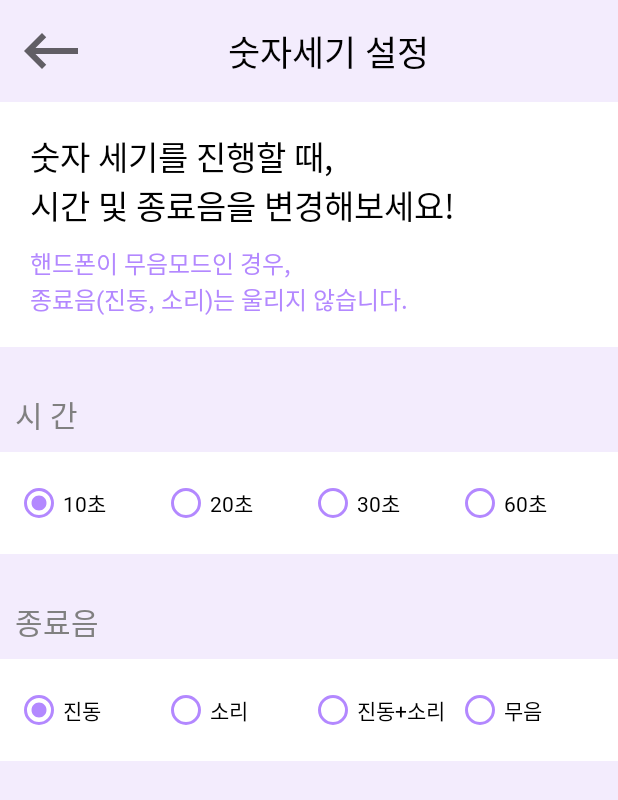
After one commit to Tussle0410/AngryControl, an Android app: the layout setting_count_layout.xml on its own in the app's theme, with its tools: preview values and no code run, on a phone screen of 412 x 824 dp. The commit adds this screen. Shown: the top 800 px of the screen. Run offline under Robolectric (Android 15) with nearby library versions, the phone set to English and light mode, and no system bars.

Commit message:
Setting Layout Update

```diff
--- a/app/build.gradle
+++ b/app/build.gradle
@@ -1,6 +1,7 @@
 plugins {
     id 'com.android.application'
     id 'org.jetbrains.kotlin.android'
+    id 'kotlin-kapt'
 }
 
 android {
@@ -55,6 +56,9 @@ dependencies {
     implementation 'com.github.kizitonwose:CalendarView:1.1.0'
     //MpAndroidChart Dependencies
     implementation 'com.github.PhilJay:MPAndroidChart:v3.1.0'
+    //RoomDB Dependencies
+    implementation "androidx.room:room-runtime:2.4.3"
+    kapt "androidx.room:room-compiler:2.4.3"
     testImplementation 'junit:junit:4.13.2'
     androidTestImplementation 'androidx.test.ext:junit:1.1.3'
     androidTestImplementation 'androidx.test.espresso:espresso-core:3.4.0'
--- /dev/null
+++ b/app/src/main/kotlin/com/tussle/angrycontrol/viewmodel/SettingBackUpViewModel.kt
@@ -0,0 +1,6 @@
+package com.tussle.angrycontrol.viewmodel
+
+import androidx.lifecycle.ViewModel
+
+class SettingBackUpViewModel : ViewModel() {
+}
--- /dev/null
+++ b/app/src/main/kotlin/com/tussle/angrycontrol/viewmodel/SettingCountViewModel.kt
@@ -0,0 +1,6 @@
+package com.tussle.angrycontrol.viewmodel
+
+import androidx.lifecycle.ViewModel
+
+class SettingCountViewModel : ViewModel() {
+}
--- /dev/null
+++ b/app/src/main/kotlin/com/tussle/angrycontrol/viewmodel/SettingDiaryViewModel.kt
@@ -0,0 +1,6 @@
+package com.tussle.angrycontrol.viewmodel
+
+import androidx.lifecycle.ViewModel
+
+class SettingDiaryViewModel : ViewModel() {
+}
--- /dev/null
+++ b/app/src/main/res/drawable/icon_back_arrow.xml
@@ -0,0 +1,12 @@
+<vector
+    xmlns:android="http://schemas.android.com/apk/res/android"
+    android:autoMirrored="true"
+    android:height="48dp"
+    android:width="48dp"
+    android:tint="?attr/colorControlNormal"
+    android:viewportHeight="24"
+    android:viewportWidth="24" >
+    <path
+        android:fillColor="@android:color/white"
+        android:pathData="M21,11H6.83l3.58,-3.59L9,6l-6,6 6,6 1.41,-1.41L6.83,13H21z"/>
+</vector>
--- /dev/null
+++ b/app/src/main/res/layout/setting_count_layout.xml
@@ -0,0 +1,191 @@
+<?xml version="1.0" encoding="utf-8"?>
+<layout
+    xmlns:app="http://schemas.android.com/apk/res-auto"
+    xmlns:android="http://schemas.android.com/apk/res/android">
+    <data>
+        <variable
+            name="viewModel"
+            type="com.tussle.angrycontrol.viewmodel.SettingCountViewModel" />
+    </data>
+    <androidx.constraintlayout.widget.ConstraintLayout
+        android:layout_width="match_parent"
+        android:layout_height="match_parent"
+        android:background="@color/main_subColor">
+
+        <ImageButton
+            android:id="@+id/imageButton"
+            android:layout_width="wrap_content"
+            android:layout_height="wrap_content"
+            android:background="@color/backgroundTransparency"
+            android:padding="10dp"
+            android:src="@drawable/icon_back_arrow"
+            app:layout_constraintStart_toStartOf="parent"
+            app:layout_constraintTop_toTopOf="parent"
+            android:contentDescription="@string/backArrowDescription"/>
+        <TextView
+            android:id="@+id/textView11"
+            android:layout_width="wrap_content"
+            android:layout_height="wrap_content"
+            android:fontFamily="@font/font_main"
+            android:text="@string/setCount"
+            android:textColor="@color/black"
+            android:textSize="23sp"
+            app:layout_constraintBottom_toBottomOf="@+id/imageButton"
+            app:layout_constraintEnd_toEndOf="parent"
+            app:layout_constraintHorizontal_bias="0.4"
+            app:layout_constraintStart_toEndOf="@+id/imageButton"
+            app:layout_constraintTop_toTopOf="@+id/imageButton" />
+
+        <LinearLayout
+            android:id="@+id/linearLayout10"
+            android:layout_width="match_parent"
+            android:layout_height="wrap_content"
+            android:background="@color/white"
+            android:orientation="vertical"
+            android:padding="20dp"
+            app:layout_constraintEnd_toEndOf="parent"
+            app:layout_constraintStart_toStartOf="parent"
+            app:layout_constraintTop_toBottomOf="@+id/imageButton">
+
+            <TextView
+                android:layout_width="wrap_content"
+                android:layout_height="wrap_content"
+                android:fontFamily="@font/font_main"
+                android:text="@string/countSettingDescription"
+                android:textColor="@color/black"
+                android:textSize="22sp" />
+
+            <TextView
+                android:layout_width="wrap_content"
+                android:layout_height="wrap_content"
+                android:layout_marginTop="10dp"
+                android:textSize="16sp"
+                android:fontFamily="@font/font_main"
+                android:text="@string/countSettingDescription2"
+                android:textColor="@color/main_color" />
+        </LinearLayout>
+
+        <TextView
+            android:id="@+id/textView15"
+            android:layout_width="wrap_content"
+            android:layout_height="wrap_content"
+            android:fontFamily="@font/font_main"
+            android:text="@string/settingTime"
+            android:textColor="@color/gray"
+            android:textSize="20sp"
+            android:layout_marginTop="20dp"
+            android:padding="10dp"
+            app:layout_constraintStart_toStartOf="parent"
+            app:layout_constraintTop_toBottomOf="@+id/linearLayout10" />
+
+        <RadioGroup
+            android:id="@+id/radioGroup"
+            android:layout_width="match_parent"
+            android:layout_height="wrap_content"
+            android:background="@color/white"
+            android:orientation="horizontal"
+            android:padding="10dp"
+            app:layout_constraintEnd_toEndOf="parent"
+            app:layout_constraintStart_toStartOf="parent"
+            app:layout_constraintTop_toBottomOf="@+id/textView15">
+
+            <RadioButton
+                android:layout_width="0dp"
+                android:layout_height="wrap_content"
+                android:layout_weight="1"
+                android:buttonTint="@color/main_color"
+                android:checked="true"
+                android:fontFamily="@font/font_main"
+                android:text="@string/settingSecond1"
+                android:textColor="@color/black" />
+
+            <RadioButton
+                android:layout_width="0dp"
+                android:layout_height="wrap_content"
+                android:layout_weight="1"
+                android:buttonTint="@color/main_color"
+                android:fontFamily="@font/font_main"
+                android:text="@string/settingSecond2"
+                android:textColor="@color/black" />
+
+            <RadioButton
+                android:layout_width="0dp"
+                android:layout_height="wrap_content"
+                android:layout_weight="1"
+                android:buttonTint="@color/main_color"
+                android:fontFamily="@font/font_main"
+                android:text="@string/settingSecond3"
+                android:textColor="@color/black" />
+
+            <RadioButton
+                android:layout_width="0dp"
+                android:layout_height="wrap_content"
+                android:layout_weight="1"
+                android:buttonTint="@color/main_color"
+                android:fontFamily="@font/font_main"
+                android:text="@string/settingSecond4"
+                android:textColor="@color/black" />
+        </RadioGroup>
+
+        <TextView
+            android:id="@+id/textView16"
+            android:layout_width="wrap_content"
+            android:layout_height="wrap_content"
+            android:layout_marginTop="20dp"
+            android:fontFamily="@font/font_main"
+            android:padding="10dp"
+            android:text="@string/settingEndSound"
+            android:textColor="@color/gray"
+            android:textSize="20sp"
+            app:layout_constraintStart_toStartOf="parent"
+            app:layout_constraintTop_toBottomOf="@+id/radioGroup" />
+
+        <RadioGroup
+            android:layout_width="match_parent"
+            android:layout_height="wrap_content"
+            android:background="@color/white"
+            android:orientation="horizontal"
+            android:padding="10dp"
+            app:layout_constraintEnd_toEndOf="parent"
+            app:layout_constraintStart_toStartOf="parent"
+            app:layout_constraintTop_toBottomOf="@+id/textView16">
+
+            <RadioButton
+                android:layout_width="0dp"
+                android:layout_height="wrap_content"
+                android:layout_weight="1"
+                android:buttonTint="@color/main_color"
+                android:checked="true"
+                android:fontFamily="@font/font_main"
+                android:text="@string/settingVibration"
+                android:textColor="@color/black" />
+
+            <RadioButton
+                android:layout_width="0dp"
+                android:layout_height="wrap_content"
+                android:layout_weight="1"
+                android:buttonTint="@color/main_color"
+                android:fontFamily="@font/font_main"
+                android:text="@string/settingSound"
+                android:textColor="@color/black" />
+
+            <RadioButton
+                android:layout_width="0dp"
+                android:layout_height="wrap_content"
+                android:layout_weight="1"
+                android:buttonTint="@color/main_color"
+                android:fontFamily="@font/font_main"
+                android:text="@string/settingSoundAndVibration"
+                android:textColor="@color/black" />
+
+            <RadioButton
+                android:layout_width="0dp"
+                android:layout_height="wrap_content"
+                android:layout_weight="1"
+                android:buttonTint="@color/main_color"
+                android:fontFamily="@font/font_main"
+                android:text="@string/settingSilence"
+                android:textColor="@color/black" />
+        </RadioGroup>
+    </androidx.constraintlayout.widget.ConstraintLayout>
+</layout>
--- a/app/src/main/res/values/strings.xml
+++ b/app/src/main/res/values/strings.xml
@@ -36,6 +36,26 @@
     <string name="feedBack">피드백</string>
     <string name="inquiry">문의하기</string>
     <string name="nextArrowDescription">해당 설정가기 표시</string>
+    <string name="backArrowDescription">뒤로가기 표시</string>
+    <string name="backUpHint">작성된 일기 및 분노한 횟수등을 내부 저장소에\n 백업 및 복원할 수 있습니다.</string>
+    <string name="dataBackup">데이터 백업하기</string>
+    <string name="dataRestore">데이터 복원하기</string>
+    <string name="ADView">개발자를 위해 광고보기</string>
+    <string name="countSettingDescription">숫자 세기를 진행할 때, \n시간 및 종료음을 변경해보세요!</string>
+    <string name="countSettingDescription2">핸드폰이 무음모드인 경우, \n종료음(진동, 소리)는 울리지 않습니다.</string>
+    <string name="diarySettingDescription">일기를 작성 및 확인할 때, \n임시저장 및 표시를 변경해보세요!</string>
+    <string name="diarySettingDescription2">임시저장이 꺼질 경우, \n현재 저장된 임시저장 일기가 삭제됩니다.</string>
+    <string name="diaryTempSave">임시저장</string>
+    <string name="settingTime">시 간</string>
+    <string name="settingSecond1">10초</string>
+    <string name="settingSecond2">20초</string>
+    <string name="settingSecond3">30초</string>
+    <string name="settingSecond4">60초</string>
+    <string name="settingEndSound">종료음</string>
+    <string name="settingVibration">진동</string>
+    <string name="settingSound">소리</string>
+    <string name="settingSoundAndVibration">진동+소리</string>
+    <string name="settingSilence">무음</string>
 
     //DiaryWrite Activity Text
     <string name="diaryWrite">일기작성</string>
```
Also changed, not shown: app/src/main/kotlin/com/tussle/angrycontrol/ui/activity/SettingBackUpActivity.kt (added, +22 -0 lines), app/src/main/kotlin/com/tussle/angrycontrol/ui/activity/SettingCountActivity.kt (added, +22 -0 lines), app/src/main/kotlin/com/tussle/angrycontrol/ui/activity/SettingDiaryActivity.kt (added, +22 -0 lines), app/src/main/kotlin/com/tussle/angrycontrol/ui/fragment/SettingFragment.kt (+31 -0 lines), app/src/main/res/layout/setting_backup_layout.xml (added, +171 -0 lines), app/src/main/res/layout/setting_diary_layout.xml (added, +105 -0 lines), app/src/main/res/layout/setting_frame.xml (+39 -0 lines), app/src/main/res/drawable/png_backup.png (added).
